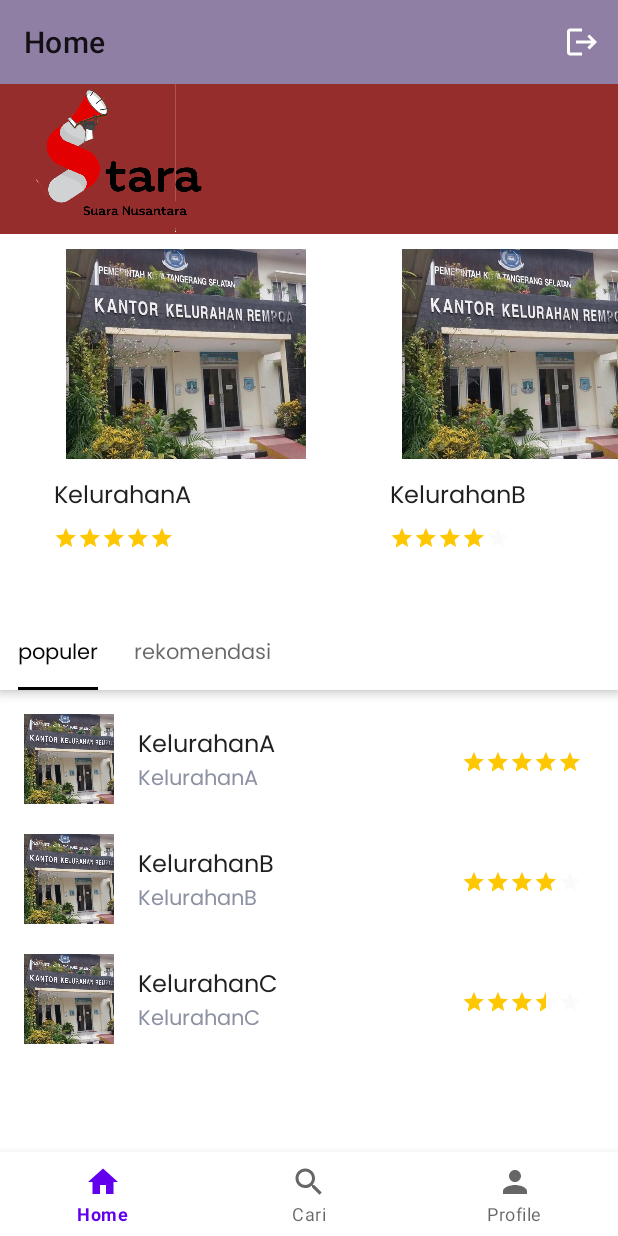
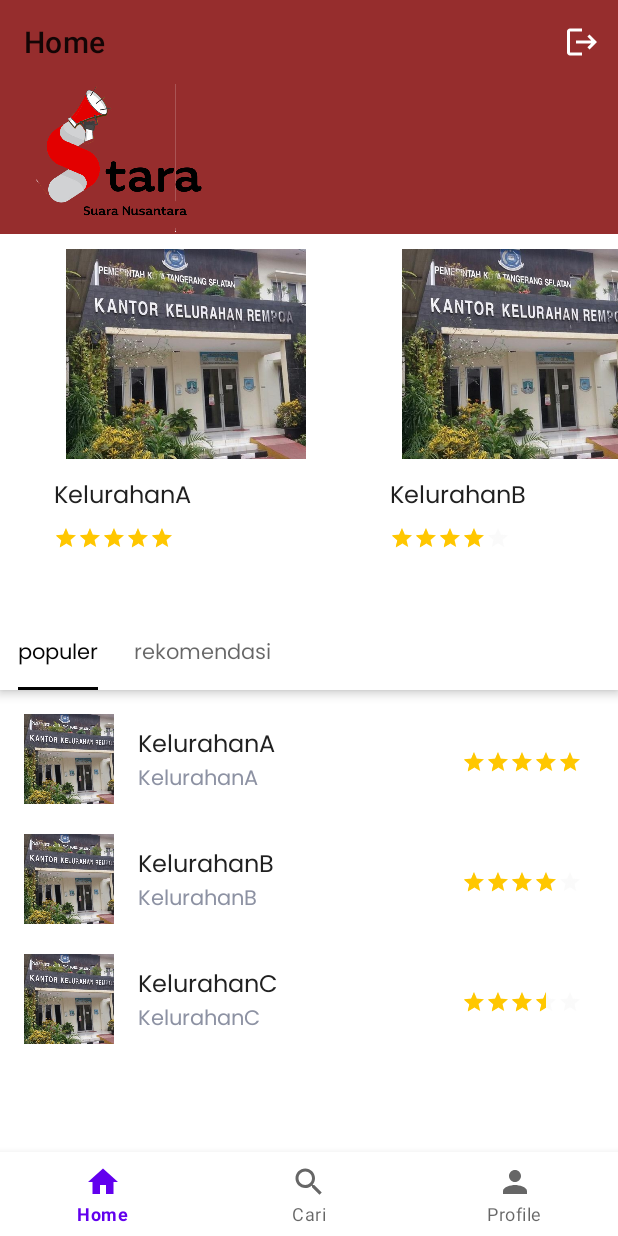
Before and after one commit to piyuid/final-project, an Android app: the screen it shows after launch once a user with an empty profile is signed in (HomeActivity), on a phone screen of 412 x 824 dp. Run offline under Robolectric (Android 15) with nearby library versions, the phone set to English and light mode, and no system bars; our stand-ins replace Firebase (no records; nobody signed in at launch, a user with empty details on screens opened directly), navigation-ui; pictures from the network do not load.

Commit message:
perbaikan tampilan home, pengurangan code di fragment profile karena

```diff
--- a/sources/app/src/main/java/com/dicoding/ratingapp/HomeFragment.kt
+++ b/sources/app/src/main/java/com/dicoding/ratingapp/HomeFragment.kt
@@ -5,6 +5,7 @@ import androidx.fragment.app.Fragment
 import android.view.LayoutInflater
 import android.view.View
 import android.view.ViewGroup
+import android.widget.Toast
 import androidx.recyclerview.widget.LinearLayoutManager
 import androidx.recyclerview.widget.RecyclerView
 import com.dicoding.ratingapp.home.HomeAdapter
@@ -47,6 +48,6 @@ class HomeFragment : Fragment(),HomeAdapter.ItemAdapterCallback {
         publiklist.add(HomeModel("KelurahanC","",3.5f))}
 
     override fun onClick(v: View, data: HomeModel) {
-        TODO("Not yet implemented")
+        Toast.makeText(context, "Percobaan Klik" + data.title, Toast.LENGTH_SHORT).show()
     }
 }
--- a/sources/app/src/main/java/com/dicoding/ratingapp/home/SectionPagerAdapter.kt
+++ b/sources/app/src/main/java/com/dicoding/ratingapp/home/SectionPagerAdapter.kt
@@ -6,6 +6,7 @@ import androidx.fragment.app.FragmentPagerAdapter
 import com.dicoding.ratingapp.home.populer.HomePopulerFragment
 import com.dicoding.ratingapp.home.rekomendasi.HomeRekomendasiFragment
 
+@Suppress("DEPRECATION")
 class SectionPagerAdapter(fm:FragmentManager) : FragmentPagerAdapter(fm) {
 
     override fun getPageTitle(position: Int): CharSequence? {
--- a/sources/app/src/main/java/com/dicoding/ratingapp/home/populer/HomePopulerAdapter.kt
+++ b/sources/app/src/main/java/com/dicoding/ratingapp/home/populer/HomePopulerAdapter.kt
@@ -10,11 +10,7 @@ import com.dicoding.ratingapp.model.dummy.HomeModel
 import kotlinx.android.synthetic.main.item_home_vertical.view.*
 
 
-class HomePopulerAdapter (
-        private val listData : List<HomeModel>,
-        private val itemAdapterCallback : ItemAdapterCallback
-) : RecyclerView.Adapter<HomePopulerAdapter.ViewHolder>()
-{
+class HomePopulerAdapter (private val listData : List<HomeModel>, private val itemAdapterCallback : ItemAdapterCallback) : RecyclerView.Adapter<HomePopulerAdapter.ViewHolder>() {
     override fun onCreateViewHolder(parent: ViewGroup, viewType: Int): HomePopulerAdapter.ViewHolder {
         val layoutInflater = LayoutInflater.from(parent.context)
         val view = layoutInflater.inflate(R.layout.item_home_vertical, parent, false)
--- /dev/null
+++ b/sources/app/src/main/java/com/dicoding/ratingapp/home/rekomendasi/HomeRekomendasiAdapter.kt
@@ -0,0 +1,45 @@
+package com.dicoding.ratingapp.home.rekomendasi
+
+import android.view.LayoutInflater
+import android.view.View
+import android.view.ViewGroup
+import androidx.recyclerview.widget.RecyclerView
+import com.bumptech.glide.Glide
+import com.dicoding.ratingapp.R
+import com.dicoding.ratingapp.model.dummy.HomeModel
+import kotlinx.android.synthetic.main.item_home_vertical.view.*
+
+class HomeRekomendasiAdapter(private val listData : List<HomeModel>, private val itemAdapterCallback : ItemAdapterCallback) : RecyclerView.Adapter<HomeRekomendasiAdapter.ViewHolder>(){
+
+    override fun onCreateViewHolder(parent: ViewGroup, viewType: Int):ViewHolder{
+        val layoutInflater = LayoutInflater.from(parent.context)
+        val view = layoutInflater.inflate(R.layout.item_home_vertical, parent, false)
+        return ViewHolder(view)
+    }
+
+    override fun onBindViewHolder(holder: ViewHolder, position: Int){
+        holder.bind(listData[position], itemAdapterCallback)
+    }
+
+    override fun getItemCount(): Int{
+        return listData.size
+    }
+
+    class ViewHolder(itemView: View): RecyclerView.ViewHolder(itemView){
+        fun bind(data: HomeModel, itemAdapterCallback: ItemAdapterCallback){
+            itemView.apply{
+                tvTitle.text = data.title
+                tvAlamat.text = data.title
+                rbApp.rating = data.rating
+
+                Glide.with(context)
+                    .load(data.src)
+                itemView.setOnClickListener { itemAdapterCallback.onClick(it, data) }
+            }
+        }
+    }
+
+    interface ItemAdapterCallback{
+        fun onClick(v: View, data: HomeModel)
+    }
+}
--- a/sources/app/src/main/java/com/dicoding/ratingapp/home/rekomendasi/HomeRekomendasiFragment.kt
+++ b/sources/app/src/main/java/com/dicoding/ratingapp/home/rekomendasi/HomeRekomendasiFragment.kt
@@ -5,10 +5,18 @@ import androidx.fragment.app.Fragment
 import android.view.LayoutInflater
 import android.view.View
 import android.view.ViewGroup
+import android.widget.Toast
+import androidx.recyclerview.widget.LinearLayoutManager
+import androidx.recyclerview.widget.RecyclerView
 import com.dicoding.ratingapp.R
+import com.dicoding.ratingapp.home.populer.HomePopulerAdapter
+import com.dicoding.ratingapp.model.dummy.HomeModel
+import kotlinx.android.synthetic.main.fragment_home_populer.*
 
 
-class HomeRekomendasiFragment : Fragment() {
+class HomeRekomendasiFragment : Fragment(), HomeRekomendasiAdapter.ItemAdapterCallback {
+    private var publiklist : ArrayList<HomeModel> = ArrayList()
+
     override fun onCreateView(
         inflater: LayoutInflater, container: ViewGroup?,
         savedInstanceState: Bundle?
@@ -16,4 +24,25 @@ class HomeRekomendasiFragment : Fragment() {
         // Inflate the layout for this fragment
         return inflater.inflate(R.layout.fragment_home_populer, container, false)
     }
+
+    override fun onActivityCreated(savedInstanceState: Bundle?) {
+        super.onActivityCreated(savedInstanceState)
+
+        initDataDummy()
+        var adapter = HomeRekomendasiAdapter(publiklist, this)
+        var layoutManager : RecyclerView.LayoutManager = LinearLayoutManager(activity)
+        rcList.layoutManager = layoutManager
+        rcList.adapter = adapter
+    }
+
+    fun initDataDummy(){
+        publiklist = ArrayList()
+        publiklist.add(HomeModel("Kelurahan A","",5f))
+        publiklist.add(HomeModel("Kelurahan B","", 4f))
+        publiklist.add(HomeModel("Kelurahan C","",3.5f))
+    }
+
+    override fun onClick(v: View, data: HomeModel) {
+        Toast.makeText(context, "Percobaan Klik" + data.title, Toast.LENGTH_SHORT).show()
+    }
 }
--- a/sources/app/src/main/res/layout/activity_home.xml
+++ b/sources/app/src/main/res/layout/activity_home.xml
@@ -10,7 +10,7 @@
         android:id="@+id/toolbar"
         android:layout_width="match_parent"
         android:layout_height="wrap_content"
-        android:background="@color/Primary"
+        android:background="@color/red"
         android:theme="@style/ToolbarTheme"
         app:layout_constraintEnd_toEndOf="parent"
         app:layout_constraintStart_toStartOf="parent"
--- a/sources/app/src/main/res/layout/fragment_home.xml
+++ b/sources/app/src/main/res/layout/fragment_home.xml
@@ -5,6 +5,7 @@
     android:orientation="vertical"
     android:layout_width="match_parent"
     android:layout_height="match_parent"
+    android:background="@color/white"
     tools:context=".HomeFragment">
 
   <include layout="@layout/toolbar_main" />
@@ -17,8 +18,7 @@
       android:layout_width="match_parent"
       android:layout_height="222dp"
       tools:listitem="@layout/item_home_horizontal"
-      tools:itemCount="1"/>
-      />
+      tools:itemCount="1" />
 
   <androidx.coordinatorlayout.widget.CoordinatorLayout
       android:layout_marginTop="24dp"
--- a/sources/app/src/main/res/layout/fragment_profile.xml
+++ b/sources/app/src/main/res/layout/fragment_profile.xml
@@ -71,6 +71,7 @@
                 android:layout_marginTop="8dp"
                 android:ems="10"
                 android:inputType="phone"
+                android:focusableInTouchMode="false"
                 android:hint="@string/phone"
                 app:layout_constraintEnd_toEndOf="@+id/etName"
                 app:layout_constraintStart_toStartOf="@+id/etEmail"
@@ -82,6 +83,7 @@
                 android:layout_height="wrap_content"
                 android:layout_marginTop="8dp"
                 android:ems="10"
+                android:focusableInTouchMode="false"
                 android:hint="@string/JenisKelamin"
                 app:layout_constraintEnd_toEndOf="@+id/etPhone"
                 app:layout_constraintStart_toStartOf="@+id/etPhone"
@@ -94,6 +96,7 @@
                 android:layout_marginTop="8dp"
                 android:ems="10"
                 android:hint="@string/Pekerjaan"
+                android:focusableInTouchMode="false"
                 app:layout_constraintEnd_toEndOf="@+id/etJenisKelamin"
                 app:layout_constraintStart_toStartOf="@+id/etJenisKelamin"
                 app:layout_constraintTop_toBottomOf="@+id/etJenisKelamin" />
@@ -105,6 +108,7 @@
                 android:layout_marginTop="8dp"
                 android:ems="10"
                 android:hint="@string/Agama"
+                android:focusableInTouchMode="false"
                 app:layout_constraintEnd_toEndOf="@+id/etPekerjaan"
                 app:layout_constraintStart_toStartOf="@+id/etPekerjaan"
                 app:layout_constraintTop_toBottomOf="@+id/etPekerjaan" />
@@ -116,6 +120,7 @@
                 android:layout_marginTop="8dp"
                 android:ems="10"
                 android:hint="@string/StatusPerkawinan"
+                android:focusableInTouchMode="false"
                 app:layout_constraintEnd_toEndOf="@+id/etAgama"
                 app:layout_constraintStart_toStartOf="@+id/etAgama"
                 app:layout_constraintTop_toBottomOf="@+id/etAgama" />
@@ -127,6 +132,7 @@
                 android:layout_marginTop="8dp"
                 android:ems="10"
                 android:hint="@string/Alamat"
+                android:focusableInTouchMode="false"
                 app:layout_constraintEnd_toEndOf="@+id/etStatusPerkawinan"
                 app:layout_constraintStart_toStartOf="@+id/etStatusPerkawinan"
                 app:layout_constraintTop_toBottomOf="@+id/etStatusPerkawinan" />
--- a/sources/app/src/main/res/menu/option_menu.xml
+++ b/sources/app/src/main/res/menu/option_menu.xml
@@ -5,5 +5,6 @@
         android:id="@+id/logout"
         android:title="@string/logout"
         android:icon="@drawable/baseline_logout_24"
-        app:showAsAction="collapseActionView|always"/>
+        app:showAsAction="collapseActionView|always"
+        />
 </menu>
```
Also changed, not shown: sources/app/src/main/java/com/dicoding/ratingapp/ProfileFragment.kt (+0 -38 lines), sources/app/src/main/java/com/dicoding/ratingapp/home/HomeAdapter.kt (+6 -7 lines).
